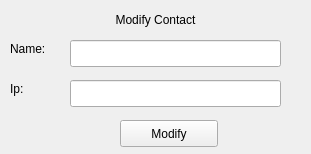
This is Linpop/modifycontactwindow.ui in BAKFR/linpop as Qt 5 draws it before an edit. The edited form follows.
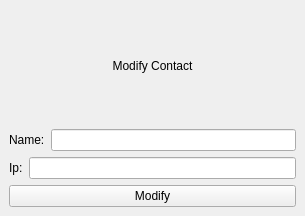
This is the edited form.

Commit message: Adding layouts to graphics interface (resize windows is now enabled)

What changed in the file:
```diff
--- a/Linpop/modifycontactwindow.ui
+++ b/Linpop/modifycontactwindow.ui
@@ -6,86 +6,62 @@
    <rect>
     <x>0</x>
     <y>0</y>
-    <width>311</width>
-    <height>154</height>
+    <width>305</width>
+    <height>216</height>
    </rect>
   </property>
   <property name="windowTitle">
    <string>MainWindow</string>
   </property>
   <widget class="QWidget" name="centralwidget">
+   <layout class="QHBoxLayout" name="horizontalLayout_3">
+    <item>
+     <layout class="QVBoxLayout" name="verticalLayout">
+      <item>
    <widget class="QLabel" name="label">
-    <property name="geometry">
-     <rect>
-      <x>0</x>
-      <y>10</y>
-      <width>311</width>
-      <height>20</height>
-     </rect>
-    </property>
     <property name="text">
      <string>&lt;html&gt;&lt;head/&gt;&lt;body&gt;&lt;p align=&quot;center&quot;&gt;Modify Contact&lt;/p&gt;&lt;/body&gt;&lt;/html&gt;</string>
     </property>
    </widget>
+      </item>
+      <item>
+       <layout class="QHBoxLayout" name="horizontalLayout">
+        <item>
    <widget class="QLabel" name="label_2">
-    <property name="geometry">
-     <rect>
-      <x>10</x>
-      <y>40</y>
-      <width>66</width>
-      <height>17</height>
-     </rect>
-    </property>
     <property name="text">
      <string>Name:</string>
     </property>
    </widget>
+        </item>
+        <item>
+         <widget class="QLineEdit" name="user_name"/>
+        </item>
+       </layout>
+      </item>
+      <item>
+       <layout class="QHBoxLayout" name="horizontalLayout_2">
+        <item>
    <widget class="QLabel" name="label_3">
-    <property name="geometry">
-     <rect>
-      <x>10</x>
-      <y>80</y>
-      <width>66</width>
-      <height>17</height>
-     </rect>
-    </property>
     <property name="text">
      <string>Ip:</string>
     </property>
    </widget>
-   <widget class="QLineEdit" name="user_name">
-    <property name="geometry">
-     <rect>
-      <x>70</x>
-      <y>40</y>
-      <width>211</width>
-      <height>27</height>
-     </rect>
-    </property>
-   </widget>
-   <widget class="QLineEdit" name="ip">
-    <property name="geometry">
-     <rect>
-      <x>70</x>
-      <y>80</y>
-      <width>211</width>
-      <height>27</height>
-     </rect>
-    </property>
-   </widget>
+        </item>
+        <item>
+         <widget class="QLineEdit" name="ip"/>
+        </item>
+       </layout>
+      </item>
+      <item>
    <widget class="QPushButton" name="modify">
-    <property name="geometry">
-     <rect>
-      <x>120</x>
-      <y>120</y>
-      <width>98</width>
-      <height>27</height>
-     </rect>
-    </property>
     <property name="text">
      <string>Modify</string>
     </property>
    </widget>
+      </item>
+     </layout>
+    </item>
+   </layout>
   </widget>
  </widget>
  <resources/>
```
Lines whose indentation alone changed are shown as unchanged. The commit also changes 8 other files.
